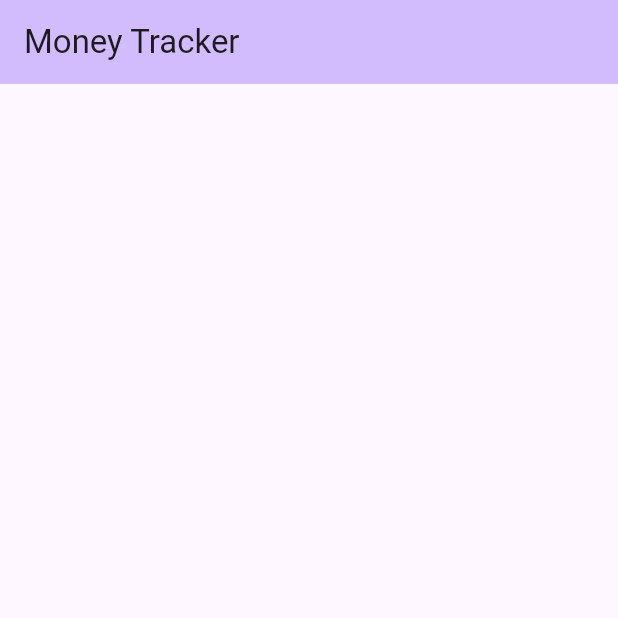
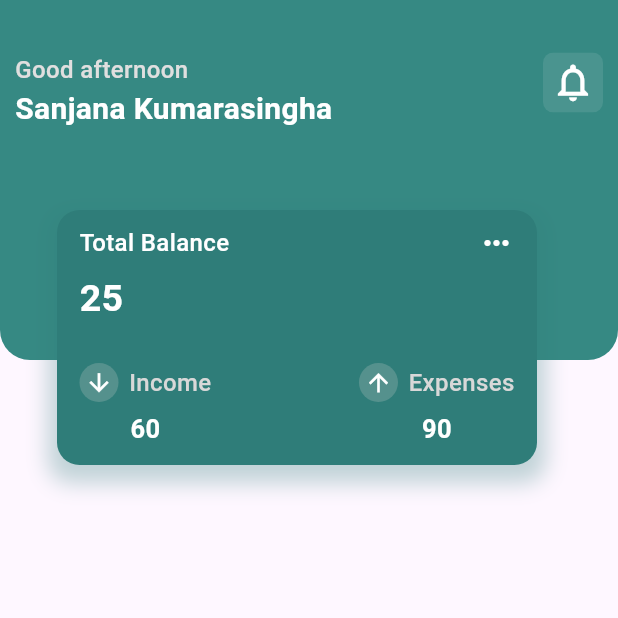
Before and after one commit to SanjanaKumarasingha/MoneyTracker, a Flutter app: the screen it shows after launch, on a phone screen of 412 x 824 dp, the top half of it. Run offline on Flutter 3.47's test engine with Material 3 defaults, Android fonts, the phone set to English and light mode, and no system bars.

Commit message:
Home page head

```diff
--- /dev/null
+++ b/app/lib/home.dart
@@ -0,0 +1,224 @@
+import 'package:flutter/material.dart';
+
+class Home extends StatelessWidget {
+  const Home({super.key});
+
+  @override
+  Widget build(BuildContext context) {
+    return Scaffold(
+        body: SafeArea(
+            child: _head()));
+  }
+  Widget _head(){
+    return Stack(
+      children: [
+        Column(
+          children: [
+            Container(
+              width: double.infinity,
+              height: 240,
+              decoration: const BoxDecoration(
+                color: Color(0xff368983),
+                borderRadius: BorderRadius.only(
+                  bottomLeft: Radius.circular(20),
+                  bottomRight: Radius.circular(20),
+                ),
+              ),
+              child: Stack(
+                children: [
+                  Positioned(
+                    top: 35,
+                    right: 10,
+                    child: ClipRRect(
+                      borderRadius: BorderRadius.circular(7),
+                      child: Container(
+                        height: 40,
+                        width: 40,
+                        color: const Color.fromRGBO(250, 250, 250, 0.1),
+                        child: const Icon(
+                          Icons.notifications_outlined,
+                          size: 30,
+                          color: Colors.white,
+                        ),
+                      ),
+                    ),
+                  ),
+                  const Padding(
+                    padding: EdgeInsets.only(top: 35, left: 10),
+                    child: Column(
+                      crossAxisAlignment: CrossAxisAlignment.start,
+                      children: [
+                        Text(
+                          'Good afternoon',
+                          style: TextStyle(
+                            fontWeight: FontWeight.w500,
+                            fontSize: 16,
+                            color: Color.fromARGB(255, 224, 223, 223),
+                          ),
+                        ),
+                        Text(
+                          'Sanjana Kumarasingha',
+                          style: TextStyle(
+                            fontWeight: FontWeight.w600,
+                            fontSize: 20,
+                            color: Colors.white,
+                          ),
+                        ),
+                      ],
+                    ),
+                  )
+                ],
+              ),
+            ),
+          ],
+        ),
+        Positioned(
+          top: 140,
+          left: 38,
+          child: Container(
+            height: 170,
+            width: 320,
+            decoration: BoxDecoration(
+              boxShadow: const [
+                BoxShadow(
+                  color: Color.fromRGBO(47, 125, 121, 0.3),
+                  offset: Offset(0, 6),
+                  blurRadius: 12,
+                  spreadRadius: 6,
+                ),
+              ],
+              color: const Color.fromARGB(255, 47, 125, 121),
+              borderRadius: BorderRadius.circular(15),
+            ),
+            child: const Column(
+              children: [
+                SizedBox(height: 10),
+                Padding(
+                  padding: EdgeInsets.symmetric(horizontal: 15),
+                  child: Row(
+                    mainAxisAlignment: MainAxisAlignment.spaceBetween,
+                    children: [
+                      Text(
+                        'Total Balance',
+                        style: TextStyle(
+                          fontWeight: FontWeight.w500,
+                          fontSize: 16,
+                          color: Colors.white,
+                        ),
+                      ),
+                      Icon(
+                        Icons.more_horiz,
+                        color: Colors.white,
+                      ),
+                    ],
+                  ),
+                ),
+                SizedBox(height: 7),
+                Padding(
+                  padding: EdgeInsets.only(left: 15),
+                  child: Row(
+                    children: [
+                      Text(
+                        // '\$ ${total()}',
+                        '25',
+                        style: TextStyle(
+                          fontWeight: FontWeight.bold,
+                          fontSize: 25,
+                          color: Colors.white,
+                        ),
+                      ),
+                    ],
+                  ),
+                ),
+                SizedBox(height: 25),
+                Padding(
+                  padding: EdgeInsets.symmetric(horizontal: 15),
+                  child: Row(
+                    mainAxisAlignment: MainAxisAlignment.spaceBetween,
+                    children: [
+                      Column(
+                        children: [
+                          Row(
+                            children: [
+                              CircleAvatar(
+                                radius: 13,
+                                backgroundColor:
+                                    Color.fromARGB(255, 85, 145, 141),
+                                child: Icon(
+                                  Icons.arrow_downward,
+                                  color: Colors.white,
+                                  size: 19,
+                                ),
+                              ),
+                              SizedBox(width: 7),
+                              Text(
+                                'Income',
+                                style: TextStyle(
+                                  fontWeight: FontWeight.w500,
+                                  fontSize: 16,
+                                  color: Color.fromARGB(255, 216, 216, 216),
+                                ),
+                              ),
+                            ],
+                          ),
+                          SizedBox(height: 6),
+                          Text(
+                            // '\$ ${income()}',
+                            '60',
+                            style: TextStyle(
+                              fontWeight: FontWeight.w600,
+                              fontSize: 17,
+                              color: Colors.white,
+                            ),
+                          ),
+                        ],
+                      ),
+                      Column(
+                        children: [
+                          Row(
+                            children: [
+                              CircleAvatar(
+                                radius: 13,
+                                backgroundColor:
+                                    Color.fromARGB(255, 85, 145, 141),
+                                child: Icon(
+                                  Icons.arrow_upward,
+                                  color: Colors.white,
+                                  size: 19,
+                                ),
+                              ),
+                              SizedBox(width: 7),
+                              Text(
+                                'Expenses',
+                                style: TextStyle(
+                                  fontWeight: FontWeight.w500,
+                                  fontSize: 16,
+                                  color: Color.fromARGB(255, 216, 216, 216),
+                                ),
+                              ),
+                            ],
+                          ),
+                          SizedBox(height: 6),
+                          Text(
+                            // '\$ ${expenses()}',
+                            '90',
+                            style: TextStyle(
+                              fontWeight: FontWeight.w600,
+                              fontSize: 17,
+                              color: Colors.white,
+                            ),
+                          ),
+                        ],
+                      ),
+                    ],
+                  ),
+                ),
+                SizedBox(height: 6),
+              ],
+            ),
+          ),
+        )
+      ],
+    );
+  }
+}
--- a/app/lib/main.dart
+++ b/app/lib/main.dart
@@ -1,3 +1,4 @@
+import 'package:app/home.dart';
 import 'package:flutter/material.dart';
 
 void main() {
@@ -15,28 +16,7 @@
         colorScheme: ColorScheme.fromSeed(seedColor: Colors.deepPurple),
         useMaterial3: true,
       ),
-      home: const MyHomePage(title: 'Money Tracker'),
+      home: const Home(),
     );
   }
 }
-
-class MyHomePage extends StatefulWidget {
-  const MyHomePage({super.key, required this.title});
-
-  final String title;
-
-  @override
-  State<MyHomePage> createState() => _MyHomePageState();
-}
-
-class _MyHomePageState extends State<MyHomePage> {
-  @override
-  Widget build(BuildContext context) {
-    return Scaffold(
-      appBar: AppBar(
-        backgroundColor: Theme.of(context).colorScheme.inversePrimary,
-        title: Text(widget.title),
-      ),
-    );
-  }
-}
```
Also changed, not shown: app/lib/components/optimizeCode.dart (added, +267 -0 lines), app/lib/pages/home.dart (added).
